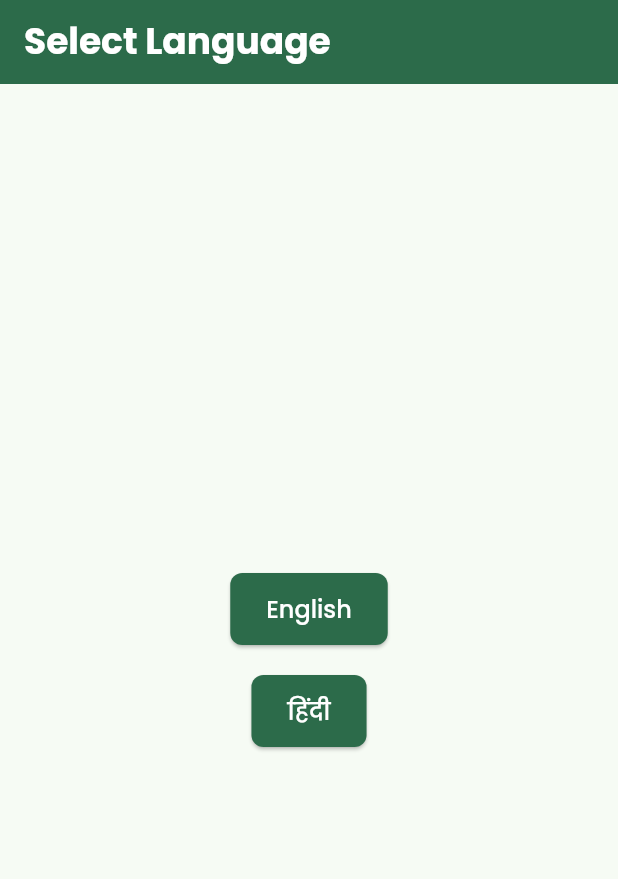
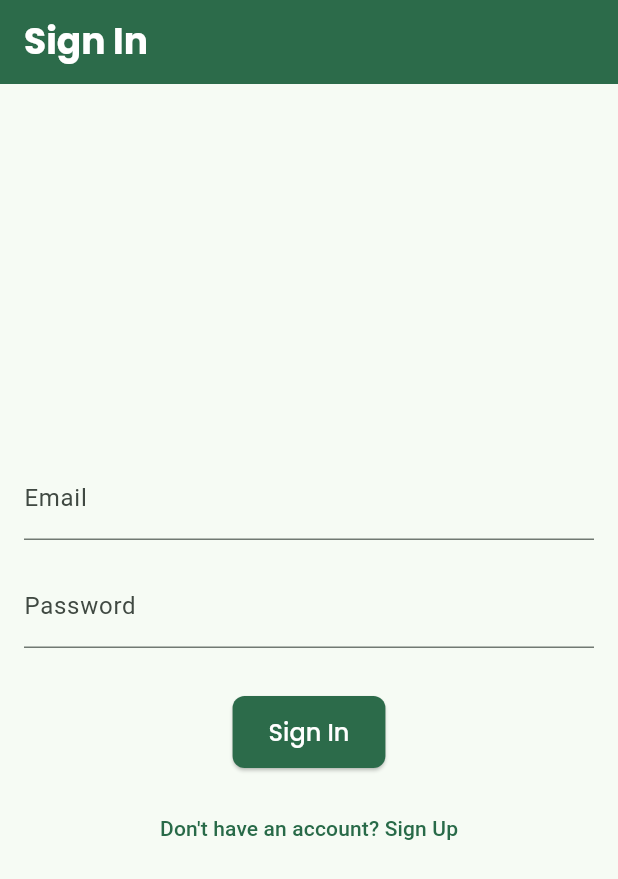
Before and after one commit to Nishantmalkani/SIH2025, a Flutter app: the screen it shows after launch, on a phone screen of 412 x 824 dp. Shown: the top 879 px of the screen. Run offline on Flutter 3.47's test engine with Material 3 defaults, Android fonts, the phone set to English and light mode, and no system bars; our stand-ins replace cloud_firestore, easy_localization, firebase_core, firebase_database, firebase_messaging, flutter_local_notifications and 1 more; accounts and stored records are empty.

Commit message:
Add large file

```diff
--- a/lib/main.dart
+++ b/lib/main.dart
@@ -5,6 +5,7 @@ import 'package:provider/provider.dart';
 import 'package:myapp/dashboard_screen.dart';
 import 'package:firebase_core/firebase_core.dart';
 import 'package:myapp/services/notification_service.dart';
+import 'package:myapp/signin_screen.dart'; // Import SignInScreen
 import 'firebase_options.dart';
 import 'language_selection_screen.dart';
 
@@ -133,7 +134,8 @@ class MyApp extends StatelessWidget {
           localizationsDelegates: context.localizationDelegates,
           supportedLocales: context.supportedLocales,
           locale: context.locale,
-          home: const LanguageSelectionScreen(),
+          home: const SignInScreen(), // Changed to SignInScreen
+          debugShowCheckedModeBanner: false, // Added this line
         );
       },
     );
--- /dev/null
+++ b/lib/signin_screen.dart
@@ -0,0 +1,97 @@
+import 'package:easy_localization/easy_localization.dart';
+import 'package:flutter/material.dart';
+import 'package:myapp/language_selection_screen.dart';
+import 'package:myapp/signup_screen.dart';
+
+class SignInScreen extends StatefulWidget {
+  const SignInScreen({super.key});
+
+  @override
+  State<SignInScreen> createState() => _SignInScreenState();
+}
+
+class _SignInScreenState extends State<SignInScreen> {
+  final _formKey = GlobalKey<FormState>();
+  final _emailController = TextEditingController();
+  final _passwordController = TextEditingController();
+
+  @override
+  void dispose() {
+    _emailController.dispose();
+    _passwordController.dispose();
+    super.dispose();
+  }
+
+  void _signIn() {
+    if (_formKey.currentState!.validate()) {
+      // TODO: Implement actual sign-in logic
+      print('Email: ${_emailController.text}');
+      print('Password: ${_passwordController.text}');
+      Navigator.of(context).pushReplacement(
+        MaterialPageRoute(builder: (context) => const LanguageSelectionScreen()),
+      );
+    }
+  }
+
+  void _navigateToSignUp() {
+    Navigator.of(context).push(
+      MaterialPageRoute(builder: (context) => const SignUpScreen()),
+    );
+  }
+
+  @override
+  Widget build(BuildContext context) {
+    return Scaffold(
+      appBar: AppBar(
+        title: const Text('Sign In'), // This could also be localized
+      ),
+      body: Padding(
+        padding: const EdgeInsets.all(16.0),
+        child: Form(
+          key: _formKey,
+          child: Column(
+            mainAxisAlignment: MainAxisAlignment.center,
+            children: <Widget>[
+              TextFormField(
+                controller: _emailController,
+                decoration: const InputDecoration(labelText: 'Email'),
+                keyboardType: TextInputType.emailAddress,
+                validator: (value) {
+                  if (value == null || value.isEmpty) {
+                    return 'Please enter your email';
+                  }
+                  if (!value.contains('@')) {
+                    return 'Please enter a valid email';
+                  }
+                  return null;
+                },
+              ),
+              const SizedBox(height: 16),
+              TextFormField(
+                controller: _passwordController,
+                decoration: const InputDecoration(labelText: 'Password'),
+                obscureText: true,
+                validator: (value) {
+                  if (value == null || value.isEmpty) {
+                    return 'Please enter your password';
+                  }
+                  return null;
+                },
+              ),
+              const SizedBox(height: 32),
+              ElevatedButton(
+                onPressed: _signIn,
+                child: const Text('Sign In'),
+              ),
+              const SizedBox(height: 16),
+              TextButton(
+                onPressed: _navigateToSignUp,
+                child: const Text('Don\'t have an account? Sign Up'),
+              ),
+            ],
+          ),
+        ),
+      ),
+    );
+  }
+}
```
Also changed, not shown: lib/community_screen.dart (+4 -3 lines), lib/dashboard_screen.dart (+38 -9 lines), lib/price_tracker_screen.dart (+4 -3 lines), lib/signup_screen.dart (added, +106 -0 lines).
